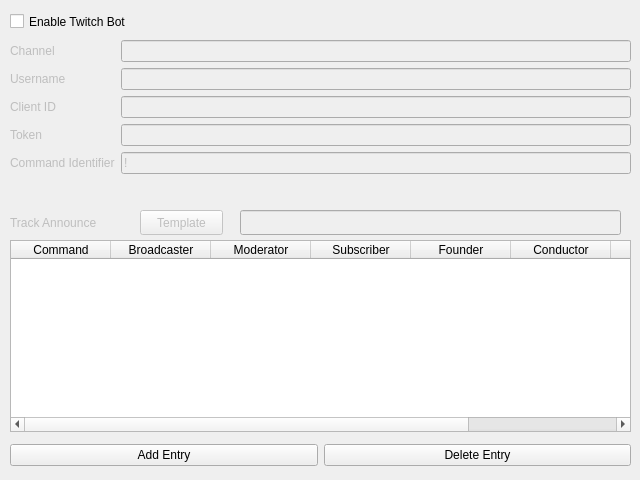
Old version of the form nowplaying/resources/twitchbot_ui.ui in the repository e1miran/Now-Playing-Serato.
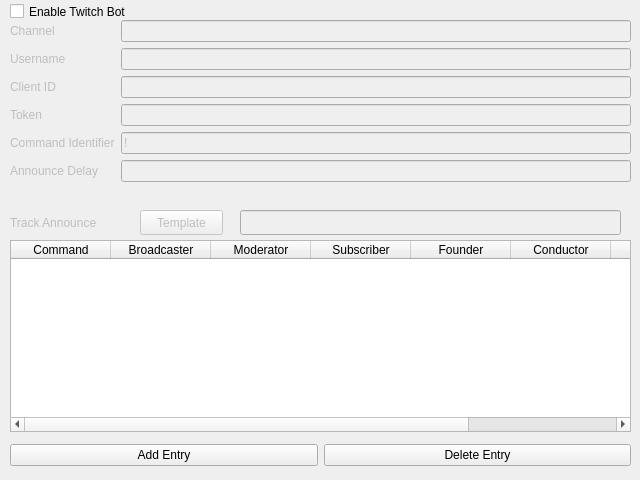
New version of the form.

Commit message: Add a delay for twitchbot announce; fix transparent png (#209)

Patch:
```diff
--- a/nowplaying/resources/twitchbot_ui.ui
+++ b/nowplaying/resources/twitchbot_ui.ui
@@ -17,9 +17,9 @@
    <property name="geometry">
     <rect>
      <x>10</x>
-     <y>40</y>
+     <y>20</y>
      <width>621</width>
-     <height>161</height>
+     <height>183</height>
     </rect>
    </property>
    <layout class="QFormLayout" name="settings_layout">
@@ -117,13 +117,30 @@
       </property>
      </widget>
     </item>
+    <item row="5" column="0">
+     <widget class="QLabel" name="announce_delay_label">
+      <property name="enabled">
+       <bool>false</bool>
+      </property>
+      <property name="text">
+       <string>Announce Delay</string>
+      </property>
+     </widget>
+    </item>
+    <item row="5" column="1">
+     <widget class="QLineEdit" name="announce_delay_lineedit">
+      <property name="enabled">
+       <bool>false</bool>
+      </property>
+     </widget>
+    </item>
    </layout>
   </widget>
   <widget class="QCheckBox" name="enable_checkbox">
    <property name="geometry">
     <rect>
      <x>10</x>
-     <y>10</y>
+     <y>0</y>
      <width>141</width>
      <height>23</height>
     </rect>
```
Left out of the diff: 32 changed lines with no effect on the pictures. The commit also changes 3 other files.
